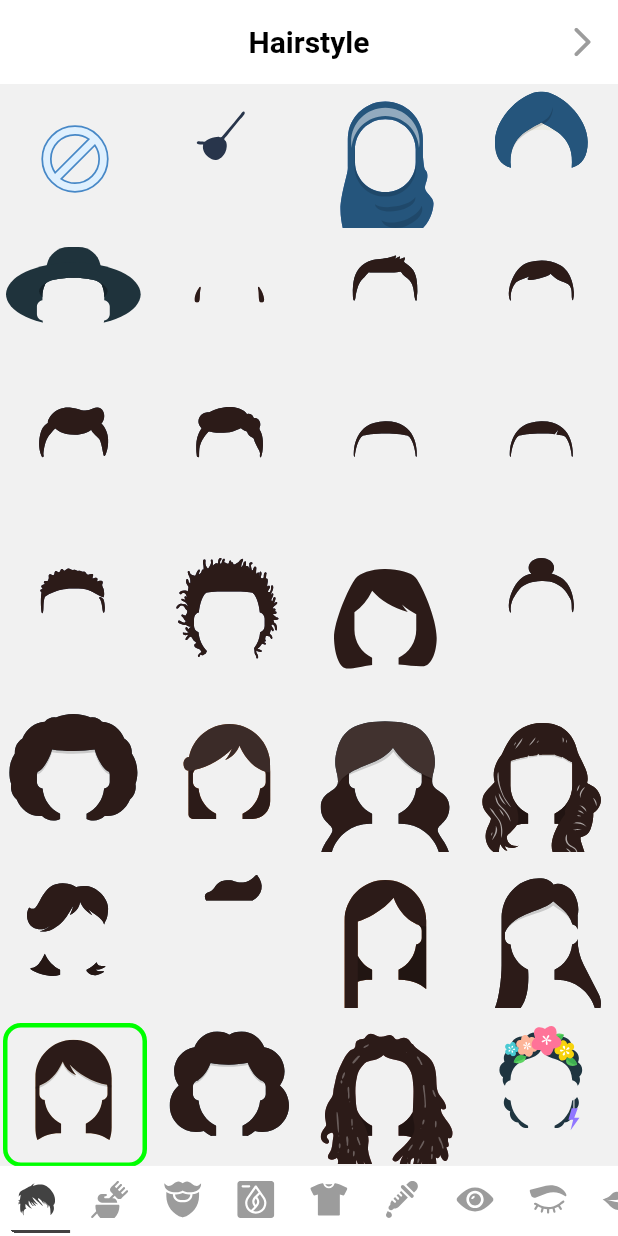
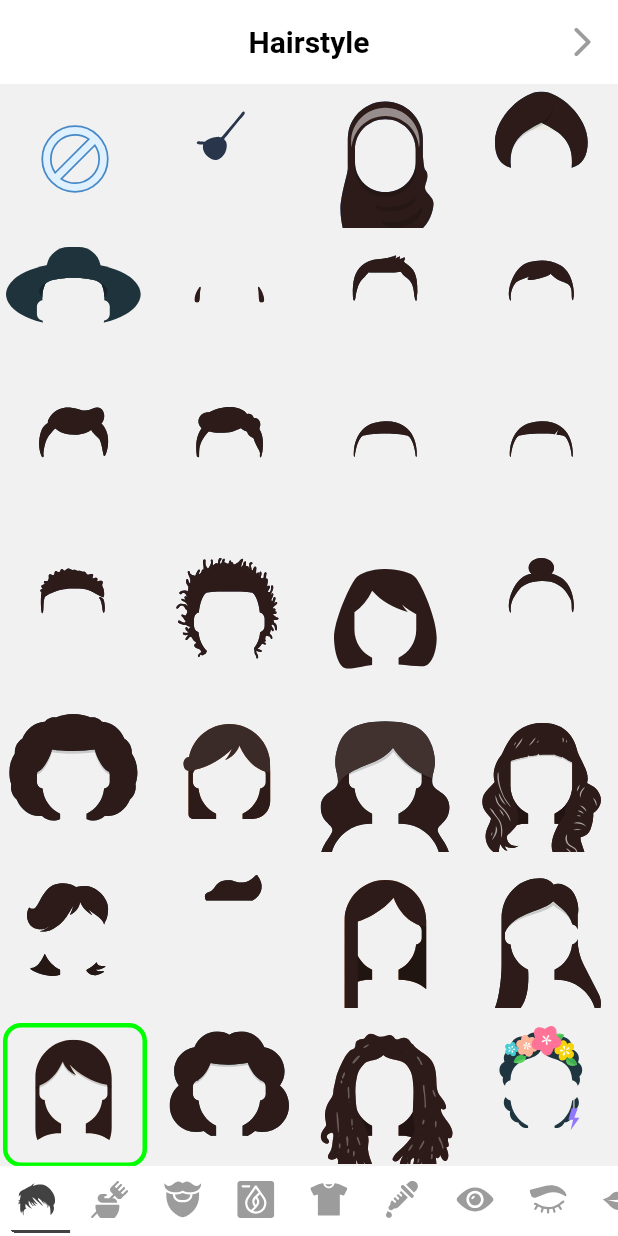
Before and after one commit to psk907/fluttermoji, a Flutter app: the FluttermojiCustomizer screen opened directly, on a phone screen of 412 x 824 dp. Run offline on Flutter 3.47's test engine with Material 2 defaults, Android fonts, the phone set to English and light mode, and no system bars; our stand-ins replace flutter_svg, get, shared_preferences; accounts and stored records are empty.

Commit message:
Added color to hijab and hat

```diff
--- a/lib/fluttermoji_assets/top/hairStyles/hairStyle.dart
+++ b/lib/fluttermoji_assets/top/hairStyles/hairStyle.dart
@@ -97,7 +97,7 @@ class HairStyle {
 									<use xlink:href="#react-path-5681"></use>
 								</mask>
 								<use id="Hijab-Mask" stroke="none" fill="#3B6BAD" fill-rule="evenodd" xlink:href="#react-path-5681"></use>
-								<g id="Color/Palette/Gray-01" mask="url(#react-mask-5679)" fill-rule="evenodd" fill="#25557C">
+								<g id="Color/Palette/Gray-01" mask="url(#react-mask-5679)" fill-rule="evenodd" fill="$colorHex">
 									<rect id="🖍Color" x="0" y="0" width="264" height="280"></rect>
 								</g>
 								<path d="M72.0744416,104.959767 C71.3690172,101.246903 71,97.4161983 71,93.5 C71,59.5344879 98.7583455,32 133,32 C167.241654,32 195,59.5344879 195,93.5 C195,97.4161983 194.630983,101.246903 193.925558,104.959767 C192.341315,72.6827942 165.669927,47 133,47 C100.330073,47 73.6586845,72.6827942 72.0744428,104.959774 Z" id="Band" stroke="none" fill-opacity="0.5" fill="#FFFFFF" fill-rule="evenodd" mask="url(#react-mask-5679)"></path>
@@ -1029,7 +1029,7 @@ class HairStyle {
 											<use xlink:href="#react-path-93451"></use>
 										</mask>
 										<use id="Turban-Mask" fill="#124C74" xlink:href="#react-path-93451"></use>
-										<g id="Color/Palette/Gray-01" mask="url(#react-mask-93448)" fill-rule="evenodd" fill="#25557C">
+										<g id="Color/Palette/Gray-01" mask="url(#react-mask-93448)" fill-rule="evenodd" fill="$colorHex">
 											<rect id="🖍Color" x="0" y="0" width="264" height="280"></rect>
 										</g>
 									</g>
```
Also changed, not shown: example/pubspec.lock, pubspec.lock, 1 other file.
